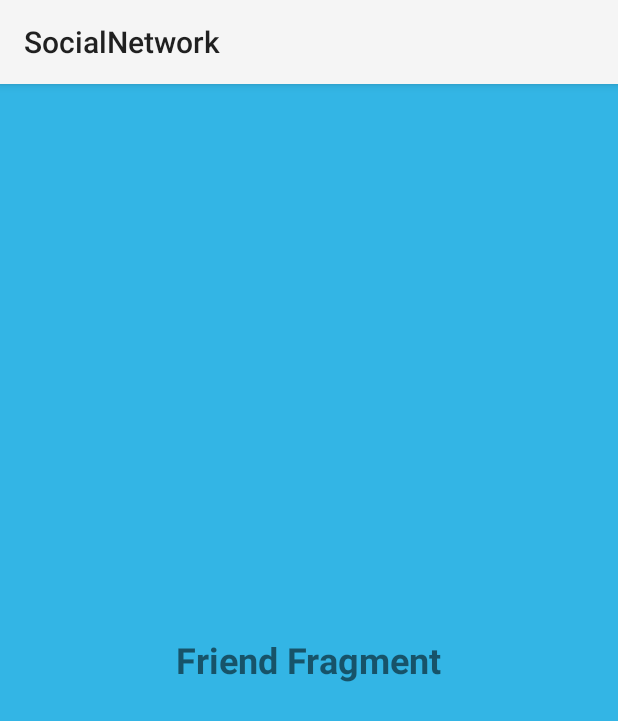
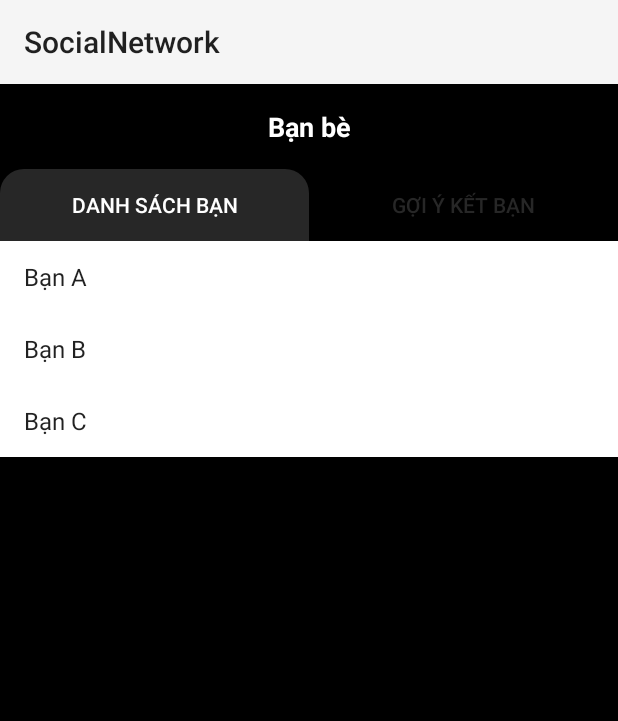
Before and after one commit to NgTienDung1706/AppSocialNetwork, an Android app: the fragment FriendFragment shown on its own in the app's theme, on a phone screen of 412 x 824 dp. Shown: the top 721 px of the screen. Run offline under Robolectric (Android 15) with nearby library versions, the phone set to English and light mode, and no system bars.

Commit message:
Cập nhật friend_fragmment.xml

```diff
--- a/app/src/main/java/vn/tiendung/socialnetwork/Fragment/FriendFragment.java
+++ b/app/src/main/java/vn/tiendung/socialnetwork/Fragment/FriendFragment.java
@@ -8,13 +8,42 @@ import android.view.ViewGroup;
 import androidx.annotation.NonNull;
 import androidx.annotation.Nullable;
 import androidx.fragment.app.Fragment;
+import androidx.viewpager2.widget.ViewPager2;
+
+import com.google.android.material.tabs.TabLayout;
+import com.google.android.material.tabs.TabLayoutMediator;
 
 import vn.tiendung.socialnetwork.R;
+import vn.tiendung.socialnetwork.Model.Adapter.FriendFragmentTabAdapter;
 
 public class FriendFragment extends Fragment {
+
+    private TabLayout tabLayout;
+    private ViewPager2 viewPager;
+    private FriendFragmentTabAdapter tabAdapter;
+
     @Nullable
     @Override
     public View onCreateView(@NonNull LayoutInflater inflater, @Nullable ViewGroup container, @Nullable Bundle savedInstanceState) {
-        return inflater.inflate(R.layout.friend_fragmment, container, false);
+        View view = inflater.inflate(R.layout.friend_fragmment, container, false);
+
+        // Khởi tạo các thành phần UI
+        tabLayout = view.findViewById(R.id.tabLayout);
+        viewPager = view.findViewById(R.id.viewPager);
+
+        // Thiết lập adapter cho ViewPager2
+        tabAdapter = new FriendFragmentTabAdapter(requireActivity());
+        viewPager.setAdapter(tabAdapter);
+
+        // Liên kết TabLayout và ViewPager2
+        new TabLayoutMediator(tabLayout, viewPager, (tab, position) -> {
+            if (position == 0) {
+                tab.setText("Danh sách bạn");
+            } else {
+                tab.setText("Gợi ý kết bạn");
+            }
+        }).attach();
+
+        return view;
     }
 }
--- /dev/null
+++ b/app/src/main/java/vn/tiendung/socialnetwork/Fragment/FriendListFragment.java
@@ -0,0 +1,39 @@
+package vn.tiendung.socialnetwork.Fragment;
+
+import android.os.Bundle;
+import android.view.LayoutInflater;
+import android.view.View;
+import android.view.ViewGroup;
+
+import androidx.annotation.NonNull;
+import androidx.annotation.Nullable;
+import androidx.fragment.app.Fragment;
+import androidx.recyclerview.widget.LinearLayoutManager;
+import androidx.recyclerview.widget.RecyclerView;
+
+import java.util.Arrays;
+import java.util.List;
+
+import vn.tiendung.socialnetwork.Model.Adapter.TabFragmentAdapter;
+import vn.tiendung.socialnetwork.R;
+
+public class FriendListFragment extends Fragment {
+
+    @Nullable
+    @Override
+    public View onCreateView(@NonNull LayoutInflater inflater, @Nullable ViewGroup container, @Nullable Bundle savedInstanceState) {
+        View view = inflater.inflate(R.layout.fragment_friend_list, container, false);
+
+        RecyclerView recyclerView = view.findViewById(R.id.recyclerView);
+        recyclerView.setLayoutManager(new LinearLayoutManager(getContext()));
+
+        // Dữ liệu mẫu
+        List<String> friends = Arrays.asList("Bạn A", "Bạn B", "Bạn C");
+
+        // Thiết lập adapter
+        RecyclerView.Adapter adapter = new TabFragmentAdapter(friends);
+        recyclerView.setAdapter(adapter);
+
+        return view;
+    }
+}
--- a/app/src/main/java/vn/tiendung/socialnetwork/Fragment/HomeFragment.java
+++ b/app/src/main/java/vn/tiendung/socialnetwork/Fragment/HomeFragment.java
@@ -15,9 +15,9 @@ import java.util.ArrayList;
 import java.util.List;
 
 import vn.tiendung.socialnetwork.Model.Moment;
-import vn.tiendung.socialnetwork.Model.MomentAdapter;
+import vn.tiendung.socialnetwork.Model.Adapter.MomentAdapter;
 import vn.tiendung.socialnetwork.Model.Post;
-import vn.tiendung.socialnetwork.Model.PostAdapter;
+import vn.tiendung.socialnetwork.Model.Adapter.PostAdapter;
 import vn.tiendung.socialnetwork.R;
 
 public class HomeFragment extends Fragment {
--- /dev/null
+++ b/app/src/main/java/vn/tiendung/socialnetwork/Fragment/SuggestedFriendFragment.java
@@ -0,0 +1,39 @@
+package vn.tiendung.socialnetwork.Fragment;
+
+import android.os.Bundle;
+import android.view.LayoutInflater;
+import android.view.View;
+import android.view.ViewGroup;
+
+import androidx.annotation.NonNull;
+import androidx.annotation.Nullable;
+import androidx.fragment.app.Fragment;
+import androidx.recyclerview.widget.LinearLayoutManager;
+import androidx.recyclerview.widget.RecyclerView;
+
+import java.util.Arrays;
+import java.util.List;
+
+import vn.tiendung.socialnetwork.Model.Adapter.TabFragmentAdapter;
+import vn.tiendung.socialnetwork.R;
+
+public class SuggestedFriendFragment extends Fragment {
+
+    @Nullable
+    @Override
+    public View onCreateView(@NonNull LayoutInflater inflater, @Nullable ViewGroup container, @Nullable Bundle savedInstanceState) {
+        View view = inflater.inflate(R.layout.fragment_suggested_friend, container, false);
+
+        RecyclerView recyclerView = view.findViewById(R.id.recyclerView);
+        recyclerView.setLayoutManager(new LinearLayoutManager(getContext()));
+
+        // Dữ liệu mẫu
+        List<String> suggestions = Arrays.asList("Gợi ý A", "Gợi ý B", "Gợi ý C");
+
+        // Thiết lập adapter
+        RecyclerView.Adapter adapter = new TabFragmentAdapter(suggestions);
+        recyclerView.setAdapter(adapter);
+
+        return view;
+    }
+}
--- /dev/null
+++ b/app/src/main/java/vn/tiendung/socialnetwork/Model/Adapter/FriendFragmentTabAdapter.java
@@ -0,0 +1,31 @@
+package vn.tiendung.socialnetwork.Model.Adapter;
+
+import androidx.annotation.NonNull;
+import androidx.fragment.app.Fragment;
+import androidx.fragment.app.FragmentActivity;
+import androidx.viewpager2.adapter.FragmentStateAdapter;
+
+import vn.tiendung.socialnetwork.Fragment.FriendListFragment;
+import vn.tiendung.socialnetwork.Fragment.SuggestedFriendFragment;
+
+public class FriendFragmentTabAdapter extends FragmentStateAdapter {
+
+    public FriendFragmentTabAdapter(@NonNull FragmentActivity fragmentActivity) {
+        super(fragmentActivity);
+    }
+
+    @NonNull
+    @Override
+    public Fragment createFragment(int position) {
+        if (position == 0) {
+            return new FriendListFragment(); // Fragment cho "Danh sách bạn"
+        } else {
+            return new SuggestedFriendFragment(); // Fragment cho "Gợi ý kết bạn"
+        }
+    }
+
+    @Override
+    public int getItemCount() {
+        return 2; // Số lượng tab
+    }
+}
--- a/app/src/main/java/vn/tiendung/socialnetwork/Model/MomentAdapter.java
+++ b/app/src/main/java/vn/tiendung/socialnetwork/Model/Adapter/MomentAdapter.java
@@ -1,4 +1,4 @@
-package vn.tiendung.socialnetwork.Model;
+package vn.tiendung.socialnetwork.Model.Adapter;
 
 import android.view.LayoutInflater;
 import android.view.View;
@@ -11,6 +11,7 @@ import androidx.recyclerview.widget.RecyclerView;
 
 import java.util.List;
 
+import vn.tiendung.socialnetwork.Model.Moment;
 import vn.tiendung.socialnetwork.R;
 
 public class MomentAdapter extends RecyclerView.Adapter<MomentAdapter.MomentViewHolder> {
--- a/app/src/main/java/vn/tiendung/socialnetwork/Model/PostAdapter.java
+++ b/app/src/main/java/vn/tiendung/socialnetwork/Model/Adapter/PostAdapter.java
@@ -1,4 +1,4 @@
-package vn.tiendung.socialnetwork.Model;
+package vn.tiendung.socialnetwork.Model.Adapter;
 
 import android.view.LayoutInflater;
 import android.view.View;
@@ -11,6 +11,7 @@ import androidx.recyclerview.widget.RecyclerView;
 
 import java.util.List;
 
+import vn.tiendung.socialnetwork.Model.Post;
 import vn.tiendung.socialnetwork.R;
 
 public class PostAdapter extends RecyclerView.Adapter<PostAdapter.ViewHolder> {
--- /dev/null
+++ b/app/src/main/java/vn/tiendung/socialnetwork/Model/Adapter/TabFragmentAdapter.java
@@ -0,0 +1,46 @@
+package vn.tiendung.socialnetwork.Model.Adapter;
+
+import android.view.LayoutInflater;
+import android.view.View;
+import android.view.ViewGroup;
+import android.widget.TextView;
+
+import androidx.annotation.NonNull;
+import androidx.recyclerview.widget.RecyclerView;
+
+import java.util.List;
+
+public class TabFragmentAdapter extends RecyclerView.Adapter<TabFragmentAdapter.ViewHolder> {
+
+    private final List<String> items;
+
+    public TabFragmentAdapter(List<String> items) {
+        this.items = items;
+    }
+
+    @NonNull
+    @Override
+    public ViewHolder onCreateViewHolder(@NonNull ViewGroup parent, int viewType) {
+        View view = LayoutInflater.from(parent.getContext()).inflate(android.R.layout.simple_list_item_1, parent, false);
+        return new ViewHolder(view);
+    }
+
+    @Override
+    public void onBindViewHolder(@NonNull ViewHolder holder, int position) {
+        holder.textView.setText(items.get(position));
+    }
+
+    @Override
+    public int getItemCount() {
+        return items.size();
+    }
+
+    static class ViewHolder extends RecyclerView.ViewHolder {
+        TextView textView;
+
+        ViewHolder(View itemView) {
+            super(itemView);
+            textView = itemView.findViewById(android.R.id.text1);
+        }
+    }
+}
--- a/app/src/main/res/drawable/bg_comment_item.xml
+++ b/app/src/main/res/drawable/bg_comment_item.xml
@@ -1,6 +1,6 @@
 <?xml version="1.0" encoding="utf-8"?>
 <shape xmlns:android="http://schemas.android.com/apk/res/android">
-    <solid android:color="@color/bg_02" /> <!-- Màu nền (trắng) -->
+    <solid android:color="@color/bg_02" /> <!-- Màu xám -->
     <corners android:radius="16dp" /> <!-- Bo góc 16dp -->
     <stroke
         android:width="2dp"
--- /dev/null
+++ b/app/src/main/res/drawable/tab_indicator.xml
@@ -0,0 +1,8 @@
+<?xml version="1.0" encoding="utf-8"?>
+<shape xmlns:android="http://schemas.android.com/apk/res/android"
+    android:shape="rectangle">
+    <solid android:color="@color/bg_02"/>
+    <corners
+        android:topLeftRadius="16dp"
+        android:topRightRadius="16dp" />
+</shape>
--- /dev/null
+++ b/app/src/main/res/layout/fragment_friend_list.xml
@@ -0,0 +1,15 @@
+<?xml version="1.0" encoding="utf-8"?>
+<FrameLayout xmlns:android="http://schemas.android.com/apk/res/android"
+    xmlns:tools="http://schemas.android.com/tools"
+    android:layout_width="match_parent"
+    android:layout_height="match_parent"
+    tools:context=".Fragment.FriendListFragment">
+
+    <androidx.recyclerview.widget.RecyclerView
+        android:id="@+id/recyclerView"
+        android:background="@color/white"
+        android:layout_width="match_parent"
+        android:layout_height="wrap_content"
+        />
+
+</FrameLayout>
--- /dev/null
+++ b/app/src/main/res/layout/fragment_suggested_friend.xml
@@ -0,0 +1,14 @@
+<?xml version="1.0" encoding="utf-8"?>
+<FrameLayout xmlns:android="http://schemas.android.com/apk/res/android"
+    xmlns:tools="http://schemas.android.com/tools"
+    android:layout_width="match_parent"
+    android:layout_height="match_parent"
+    tools:context=".Fragment.SuggestedFriendFragment">
+
+    <androidx.recyclerview.widget.RecyclerView
+        android:id="@+id/recyclerView"
+        android:background="@color/white"
+        android:layout_width="match_parent"
+        android:layout_height="wrap_content"/>
+
+</FrameLayout>
--- a/app/src/main/res/layout/friend_fragmment.xml
+++ b/app/src/main/res/layout/friend_fragmment.xml
@@ -1,15 +1,52 @@
-<?xml version="1.0" encoding="utf-8"?>
-<LinearLayout xmlns:android="http://schemas.android.com/apk/res/android"
+<androidx.constraintlayout.widget.ConstraintLayout
+    xmlns:android="http://schemas.android.com/apk/res/android"
+    xmlns:app="http://schemas.android.com/apk/res-auto"
     android:layout_width="match_parent"
     android:layout_height="match_parent"
-    android:gravity="center"
-    android:orientation="vertical"
-    android:background="@android:color/holo_blue_light">
+    android:background="@color/bg_01">
 
+    <!-- Tiêu đề -->
     <TextView
-        android:layout_width="wrap_content"
+        android:id="@+id/title"
+        android:layout_width="match_parent"
         android:layout_height="wrap_content"
-        android:text="Friend Fragment"
-        android:textSize="24sp"
-        android:textStyle="bold"/>
-</LinearLayout>
+        android:gravity="center"
+        android:text="Bạn bè"
+        android:textColor="@color/white"
+        android:textSize="18sp"
+        android:padding="16dp"
+        android:textStyle="bold"
+        app:layout_constraintTop_toTopOf="parent"
+        app:layout_constraintStart_toStartOf="parent"
+        app:layout_constraintEnd_toEndOf="parent" />
+
+    <!-- TabLayout -->
+    <com.google.android.material.tabs.TabLayout
+        android:id="@+id/tabLayout"
+        android:layout_width="0dp"
+        android:layout_height="wrap_content"
+        app:tabMode="fixed"
+        app:tabIndicatorGravity="stretch"
+        app:tabIndicatorFullWidth="true"
+        app:tabIndicatorAnimationMode="elastic"
+        app:tabSelectedTextColor="@color/white"
+        app:tabIndicatorColor="@null"
+        app:tabIndicator="@drawable/tab_indicator"
+        app:tabTextColor="@color/bg_02"
+        android:background="@color/bg_01"
+        app:layout_constraintTop_toBottomOf="@id/title"
+        app:layout_constraintStart_toStartOf="parent"
+        app:layout_constraintEnd_toEndOf="parent" />
+
+    <!-- ViewPager2 -->
+    <!--Phần này còn làm rất đơn giản, sẽ viết lại sau -->
+    <androidx.viewpager2.widget.ViewPager2
+        android:id="@+id/viewPager"
+        android:layout_width="match_parent"
+        android:layout_height="0dp"
+        app:layout_constraintTop_toBottomOf="@id/tabLayout"
+        app:layout_constraintBottom_toBottomOf="parent"
+        app:layout_constraintStart_toStartOf="parent"
+        app:layout_constraintEnd_toEndOf="parent" />
+
+</androidx.constraintlayout.widget.ConstraintLayout>
--- a/app/src/main/res/layout/post_item.xml
+++ b/app/src/main/res/layout/post_item.xml
@@ -21,7 +21,7 @@
             android:layout_marginEnd="8dp"
             android:src="@drawable/ic_coin"
             android:scaleType="centerCrop"
-            android:background="@color/white" />
+            />
 
         <LinearLayout
             android:layout_width="0dp"
--- a/app/src/main/res/values/colors.xml
+++ b/app/src/main/res/values/colors.xml
@@ -5,6 +5,6 @@
 <!--    <color name="bg_01">#141414</color>
     <color name="bg_02">#272727</color>-->
     <color name="bg_01">#000000</color>
-    <color name="bg_02">#202020</color>
+    <color name="bg_02">#272727</color>
     <color name="yellow">#fedc00</color>
 </resources>
--- a/app/src/main/res/values/strings.xml
+++ b/app/src/main/res/values/strings.xml
@@ -1,3 +1,5 @@
 <resources>
     <string name="app_name">SocialNetwork</string>
+    <!-- TODO: Remove or change this placeholder text -->
+    <string name="hello_blank_fragment">Hello blank fragment</string>
 </resources>
```
